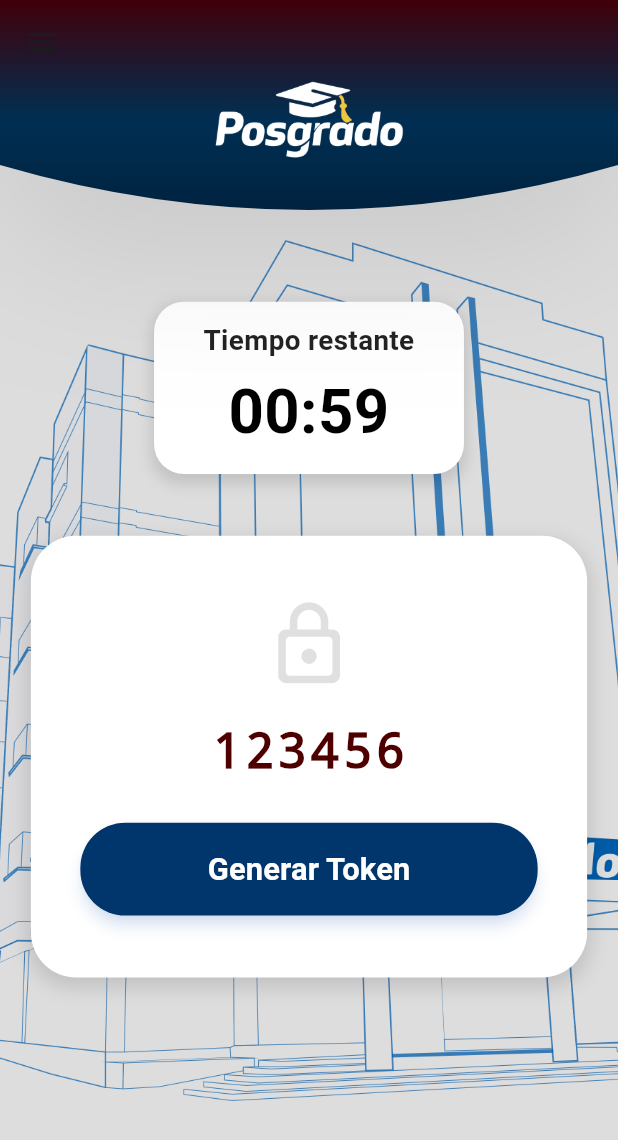
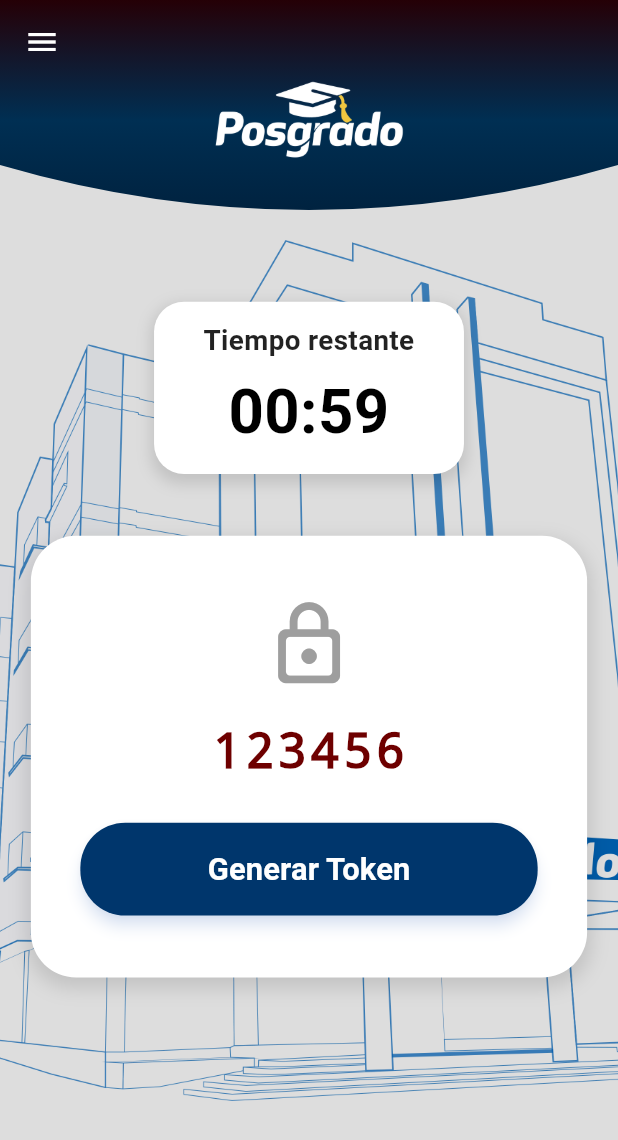
Before and after one commit to UnstopLim/postgradoN, a Flutter app: the Home screen opened directly, on a phone screen of 412 x 824 dp. Shown: the top 1140 px of the screen. Run offline on Flutter 3.47's test engine with Material 3 defaults, Android fonts, the phone set to English and light mode, and no system bars; our stand-ins replace animate_do, auto_route, google_fonts; Roboto replaces fonts that are missing (RobotoMono).

Commit message:
Se modifico muchos widgeth donde se modifico cada comentario

```diff
--- a/lib/Core/Navigator/AppRouter.dart
+++ b/lib/Core/Navigator/AppRouter.dart
@@ -1,6 +1,7 @@
 
 import 'package:auto_route/auto_route.dart';
 import 'package:postgrado/Core/Navigator/AppRouter.gr.dart';
+
 
 
 
@@ -13,6 +14,7 @@ class AppRouter extends $AppRouter {
     AutoRoute(page: Login.page, initial: true),
     AutoRoute(page: Recuperar.page),
     AutoRoute(page: Home.page),
-    AutoRoute(page: Perfil.page)
+    AutoRoute(page: Perfil.page),
+    AutoRoute(page: Cambio.page)
   ];
 }
--- a/lib/Feacture/Home/Presentacion/Page/Home.dart
+++ b/lib/Feacture/Home/Presentacion/Page/Home.dart
@@ -69,7 +69,6 @@ class _ViewState extends State<Home> {
             ),
           ),
 
-          // Contenido principal
           SingleChildScrollView(
             child: Padding(
               padding: EdgeInsets.symmetric(horizontal: screenSize.width * 0.05),
@@ -78,8 +77,6 @@ class _ViewState extends State<Home> {
                 crossAxisAlignment: CrossAxisAlignment.center,
                 children: [
                   SizedBox(height: screenSize.height * 0.05),
-
-                  // Contenedor blanco para el temporizador
                   Container(
                     padding: EdgeInsets.symmetric(
                       vertical: screenSize.height * 0.015,
@@ -147,14 +144,14 @@ class _ViewState extends State<Home> {
                     child: Column(
                       mainAxisSize: MainAxisSize.min,
                       children: [
-                        Icon(Icons.lock_outline_rounded, size: screenSize.width * 0.15, color: Colors.black12),
+                        Icon(Icons.lock_outline_rounded, size: screenSize.width * 0.15, color: Colors.grey),
                         SizedBox(height: screenSize.height * 0.02),
                         Text(
                           _token,
                           style: TextStyle(
                             fontSize: screenSize.width * 0.08,
                             fontWeight: FontWeight.bold,
-                            color: Color(0xFF4E0000),
+                            color: Color(0xFF6E0000),
                             fontFamily: 'Courier',
                             letterSpacing: 2.0,
                           ),
@@ -192,6 +189,7 @@ class _ViewState extends State<Home> {
           ),
         ],
       ),
+
       drawer: CustomDrawer(),
     );
   }
--- a/lib/Feacture/Home/Presentacion/Widgeth/CustomAppBar.dart
+++ b/lib/Feacture/Home/Presentacion/Widgeth/CustomAppBar.dart
@@ -9,30 +9,16 @@ class CustomAppBar extends StatelessWidget implements PreferredSizeWidget {
   Widget build(BuildContext context) {
     return Stack(
       children: [
-        Positioned.fill(
-          child: Container(
-            decoration: BoxDecoration(
-              boxShadow: [
-                BoxShadow(
-                  color: Colors.transparent.withOpacity(0.1),
-                  blurRadius: 100,
-                  spreadRadius: 0,
-                  offset: Offset(0, 0),
-                ),
-              ],
-            ),
-          ),
-        ),
         ClipPath(
           clipper: CurvedAppBarClipper(),
           child: Container(
-            height: 210,
+            height: 170,
             width: double.infinity,
             decoration: BoxDecoration(
               gradient: LinearGradient(
                 begin: Alignment.topCenter,
                 end: Alignment.bottomCenter,
-                colors: [Color(0xFF400009), Color(0xFF002F53), Color(0xFF001E39)],
+                colors: [Color(0xFF250006), Color(0xFF002F53), Color(0xFF001E39)],
               ),
             ),
             child: Column(
@@ -45,6 +31,7 @@ class CustomAppBar extends StatelessWidget implements PreferredSizeWidget {
         ),
         AppBar(
           backgroundColor: Colors.transparent,
+          iconTheme: IconThemeData(color: Colors.white),
           elevation: 0,
           centerTitle: true,
         ),
--- a/lib/Feacture/Home/Presentacion/Widgeth/drawer.dart
+++ b/lib/Feacture/Home/Presentacion/Widgeth/drawer.dart
@@ -14,7 +14,7 @@ class CustomDrawer extends StatelessWidget {
             padding: EdgeInsets.symmetric(vertical: 40, horizontal: 20),
             decoration: BoxDecoration(
               gradient: LinearGradient(
-                colors: [Color(0xFF005EBC), Color(0xFF002244)],
+                colors: [Color(0xFF005EBC), Color(0xFF002244), Color(0xFF440006)],
                 begin: Alignment.topLeft,
                 end: Alignment.bottomRight,
               ),
@@ -50,7 +50,7 @@ class CustomDrawer extends StatelessWidget {
 
                 DrawerItem(icon: Icons.person, text: "Perfil",onTab: (){ context.router.push(Perfil()); }),
                 DrawerItem(icon: Icons.dashboard, text: "Token",onTab: (){ context.router.push(Home()); }),
-                DrawerItem(icon: Icons.settings, text: "Cambiar la contraseña",onTab: (){ context.router.push(Perfil()); }),
+                DrawerItem(icon: Icons.settings, text: "Cambiar la contraseña",onTab: (){ context.router.push(Cambio()); }),
                 DrawerItem(icon: Icons.help_outline, text: "Ayuda",onTab: (){ context.router.push(Perfil()); }),
                 Divider(),
                 DrawerItem(icon: Icons.logout, text: "Cerrar sesión",onTab: (){ context.router.push(Login()); }),
```
Also changed, not shown: lib/Feacture/CambiarPassword/presentacion/page/Cambio.dart (+5 -4 lines), lib/Feacture/Login/Presentacion/Page/Login.dart (+11 -7 lines), lib/Feacture/Perfil/presentacion/page/Perfil.dart (+3 -16 lines), lib/Feacture/REcuperar/presentacion/page/Recuperar.dart (+55 -10 lines), lib/main.dart (+4 -3 lines), lib/Core/Navigator/AppRouter.gr.dart.
